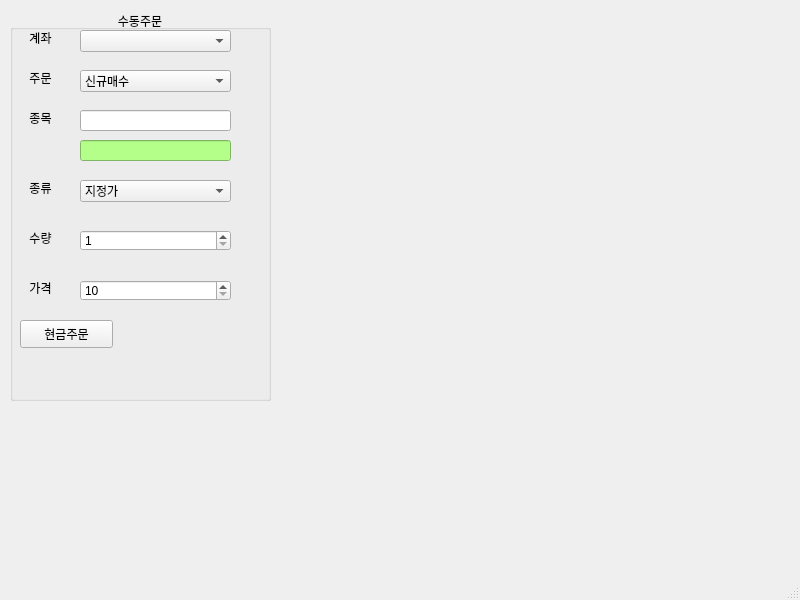
Old version of the form pytrader.ui in the repository dongho0892/RoboAdviser_Project.
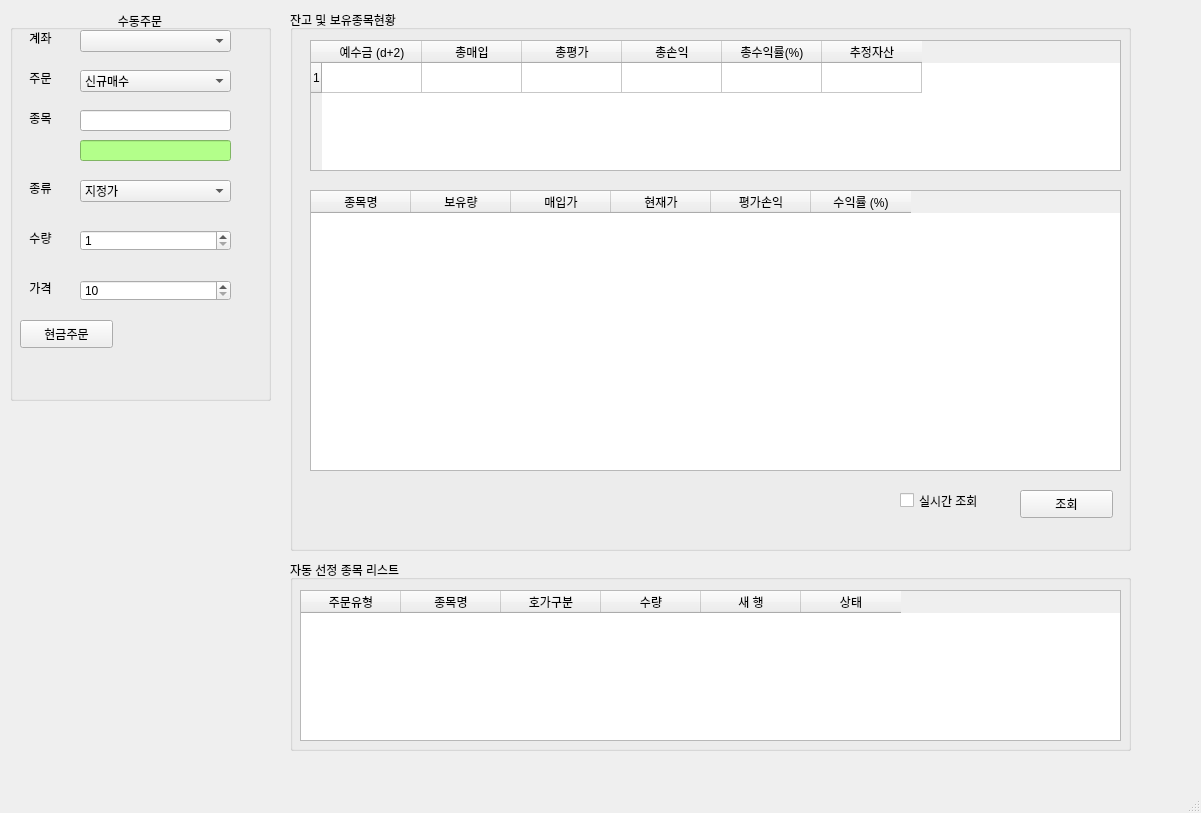
New version of the form. Icons and pictures are not drawn.

```diff
--- a/pytrader.ui
+++ b/pytrader.ui
@@ -6,8 +6,8 @@
    <rect>
     <x>0</x>
     <y>0</y>
-    <width>800</width>
-    <height>600</height>
+    <width>1201</width>
+    <height>813</height>
    </rect>
   </property>
   <property name="windowTitle">
@@ -258,6 +258,182 @@
      </property>
     </widget>
    </widget>
+   <widget class="QGroupBox" name="groupBox_2">
+    <property name="geometry">
+     <rect>
+      <x>290</x>
+      <y>10</y>
+      <width>841</width>
+      <height>541</height>
+     </rect>
+    </property>
+    <property name="title">
+     <string>잔고 및 보유종목현황</string>
+    </property>
+    <widget class="QTableWidget" name="tableWidget">
+     <property name="geometry">
+      <rect>
+       <x>20</x>
+       <y>30</y>
+       <width>811</width>
+       <height>131</height>
+      </rect>
+     </property>
+     <property name="rowCount">
+      <number>1</number>
+     </property>
+     <row/>
+     <column>
+      <property name="text">
+       <string>예수금 (d+2)</string>
+      </property>
+     </column>
+     <column>
+      <property name="text">
+       <string>총매입</string>
+      </property>
+     </column>
+     <column>
+      <property name="text">
+       <string>총평가</string>
+      </property>
+     </column>
+     <column>
+      <property name="text">
+       <string>총손익</string>
+      </property>
+     </column>
+     <column>
+      <property name="text">
+       <string>총수익률(%)</string>
+      </property>
+     </column>
+     <column>
+      <property name="text">
+       <string>추정자산</string>
+      </property>
+     </column>
+    </widget>
+    <widget class="QTableWidget" name="tableWidget_2">
+     <property name="geometry">
+      <rect>
+       <x>20</x>
+       <y>180</y>
+       <width>811</width>
+       <height>281</height>
+      </rect>
+     </property>
+     <column>
+      <property name="text">
+       <string>종목명</string>
+      </property>
+     </column>
+     <column>
+      <property name="text">
+       <string>보유량</string>
+      </property>
+     </column>
+     <column>
+      <property name="text">
+       <string>매입가</string>
+      </property>
+     </column>
+     <column>
+      <property name="text">
+       <string>현재가</string>
+      </property>
+     </column>
+     <column>
+      <property name="text">
+       <string>평가손익</string>
+      </property>
+     </column>
+     <column>
+      <property name="text">
+       <string>수익률 (%)</string>
+      </property>
+     </column>
+    </widget>
+    <widget class="QCheckBox" name="checkBox">
+     <property name="geometry">
+      <rect>
+       <x>610</x>
+       <y>480</y>
+       <width>111</width>
+       <height>21</height>
+      </rect>
+     </property>
+     <property name="text">
+      <string>실시간 조회</string>
+     </property>
+    </widget>
+    <widget class="QPushButton" name="pushButton_2">
+     <property name="geometry">
+      <rect>
+       <x>730</x>
+       <y>480</y>
+       <width>93</width>
+       <height>28</height>
+      </rect>
+     </property>
+     <property name="text">
+      <string>조회</string>
+     </property>
+    </widget>
+   </widget>
+   <widget class="QGroupBox" name="groupBox_3">
+    <property name="geometry">
+     <rect>
+      <x>290</x>
+      <y>560</y>
+      <width>841</width>
+      <height>191</height>
+     </rect>
+    </property>
+    <property name="title">
+     <string>자동 선정 종목 리스트</string>
+    </property>
+    <widget class="QTableWidget" name="tableWidget_4">
+     <property name="geometry">
+      <rect>
+       <x>10</x>
+       <y>30</y>
+       <width>821</width>
+       <height>151</height>
+      </rect>
+     </property>
+     <column>
+      <property name="text">
+       <string>주문유형</string>
+      </property>
+     </column>
+     <column>
+      <property name="text">
+       <string>종목명</string>
+      </property>
+     </column>
+     <column>
+      <property name="text">
+       <string>호가구분</string>
+      </property>
+     </column>
+     <column>
+      <property name="text">
+       <string>수량</string>
+      </property>
+     </column>
+     <column>
+      <property name="text">
+       <string>새 행</string>
+      </property>
+     </column>
+     <column>
+      <property name="text">
+       <string>상태</string>
+      </property>
+     </column>
+    </widget>
+   </widget>
   </widget>
   <widget class="QMenuBar" name="menubar">
    <property name="geometry">
```
Left out of the diff: 4 changed lines with no effect on the pictures.
